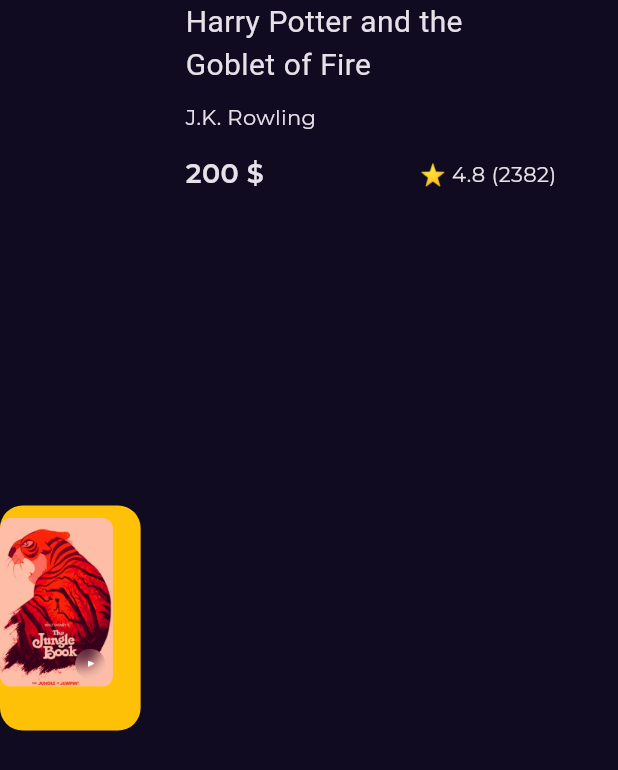
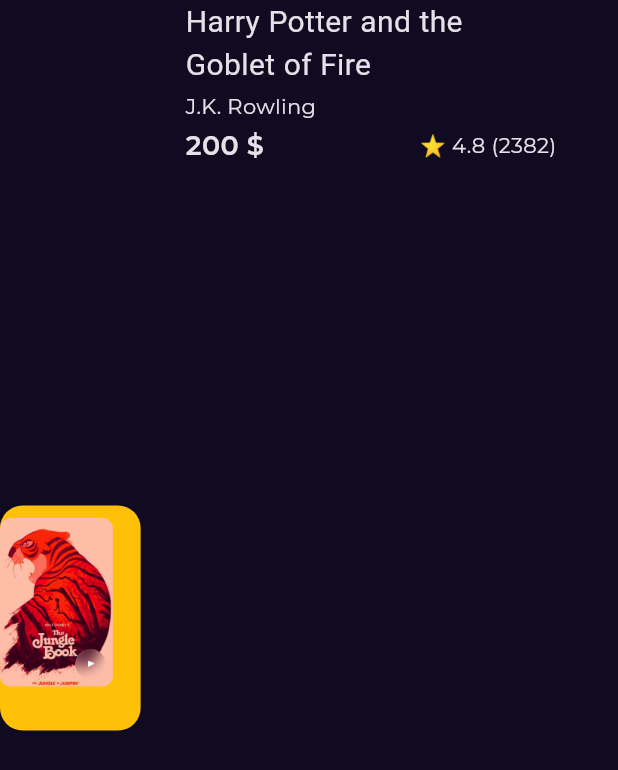
Before and after one commit to shalabi11/bookly_app, a Flutter app: the BestSellerItem widget shown alone on an empty page, opened directly, on a phone screen of 412 x 824 dp. Shown: the top 770 px of the screen. Run offline on Flutter 3.47's test engine with Material 3 defaults, Android fonts, the phone set to English and light mode, and no system bars; our stand-ins replace go_router, google_fonts; missing offline and left inert: splash_view; statements that could not run were skipped.

```diff
--- /dev/null
+++ b/lib/core/utils/app_router.dart
@@ -0,0 +1,13 @@
+import 'package:bookly_app/features/home/presentation/home_view.dart';
+import 'package:bookly_app/features/splash/presentation/views/splash_view.dart';
+import 'package:go_router/go_router.dart';
+
+abstract class AppRouter {
+  static final home = '/homeView';
+  static final router = GoRouter(
+    routes: [
+      GoRoute(path: '/', builder: (context, state) => SplashViewD()),
+      GoRoute(path: home, builder: (context, state) => HomeView()),
+    ],
+  );
+}
--- a/lib/features/home/presentation/widgets/best_seller_items.dart
+++ b/lib/features/home/presentation/widgets/best_seller_items.dart
@@ -42,10 +42,10 @@ class BestSellerItem extends StatelessWidget {
                 overflow: TextOverflow.ellipsis,
               ),
             ),
-            SizedBox(height: 10),
+            SizedBox(height: 3),
 
             Text('J.K. Rowling', style: Styles.textStyle14),
-            SizedBox(height: 15),
+            SizedBox(height: 3),
             SizedBox(
               width: MediaQuery.of(context).size.width * 0.6,
               child: Row(
--- a/pubspec.yaml
+++ b/pubspec.yaml
@@ -34,9 +34,9 @@ dependencies:
   # The following adds the Cupertino Icons font to your application.
   # Use with the CupertinoIcons class for iOS style icons.
   cupertino_icons: ^1.0.8
-  get: ^4.7.2
   splash_view: ^2.0.1
   google_fonts: ^6.2.1
+  go_router: ^15.1.2
 
 dev_dependencies:
   flutter_test:
```
Also changed, not shown: lib/features/home/presentation/widgets/best_seller_list_view.dart (added, +18 -0 lines), lib/features/home/presentation/widgets/home_view_body.dart (+1 -16 lines), lib/features/splash/presentation/views/splash_view.dart (+10 -6 lines), lib/main.dart (+5 -4 lines), pubspec.lock.
